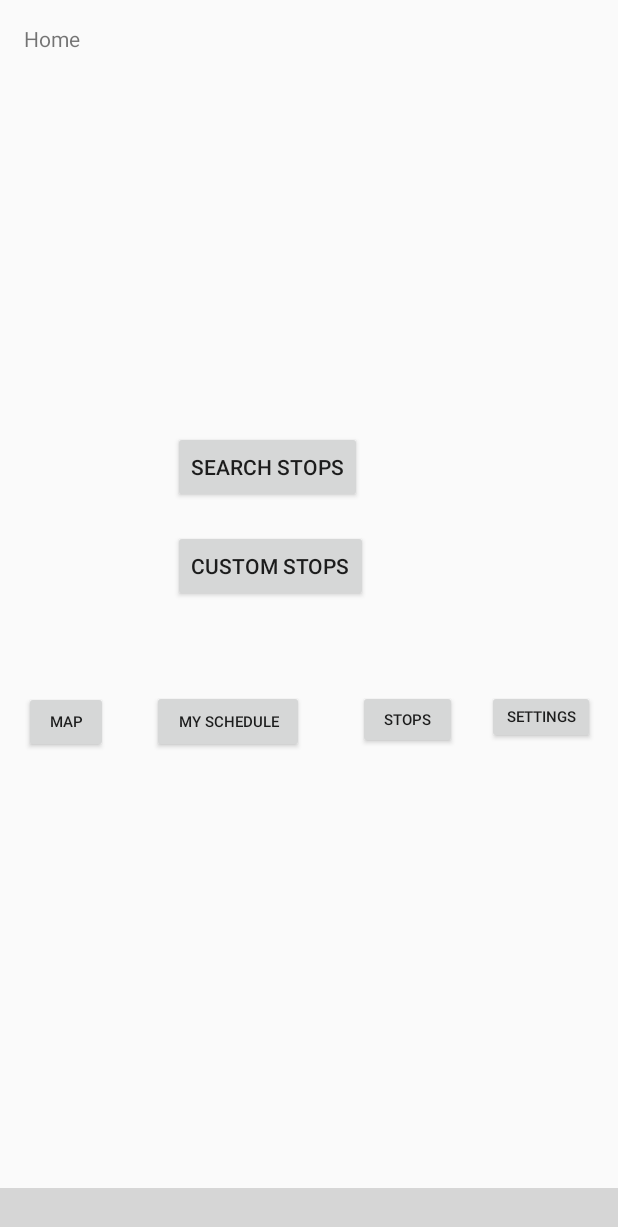
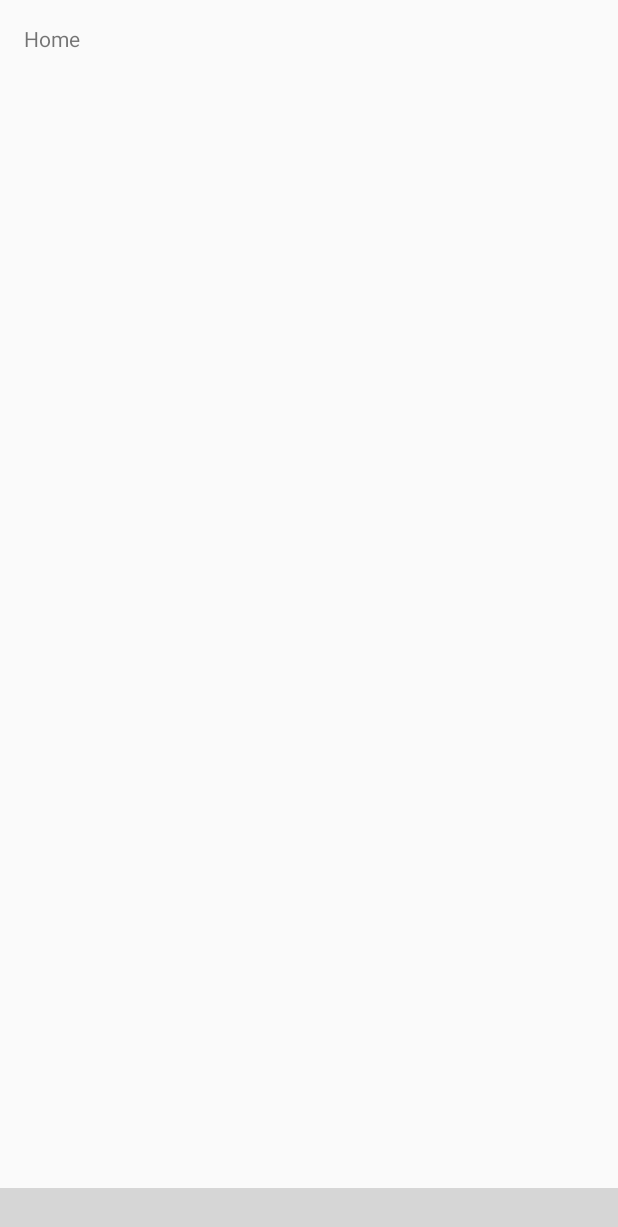
Before and after one commit to Vancu/MACProject-FMT, an Android app: the layout activity_logged_in_main_menu.xml on its own in the app's theme, with its tools: preview values and no code run, on a phone screen of 412 x 824 dp. Shown: the top 1227 px of the screen. Run offline under Robolectric (Android 15) with nearby library versions, the phone set to English and light mode, and no system bars; plain views replace BottomNavigationViewEx; grey boxes are pictures that could not be loaded.

Commit message:
Added BottomNav to main screens

```diff
--- a/app/src/main/java/com/vancu/findmytrackalpha1/LoggedInMainMenuActivity.java
+++ b/app/src/main/java/com/vancu/findmytrackalpha1/LoggedInMainMenuActivity.java
@@ -19,7 +19,6 @@ public class LoggedInMainMenuActivity extends AppCompatActivity {
     private TextView mTextMessage;
     private static final int ACTIVITY_NUM = 0;
     //private Button schedule = (Button) findViewById(R.id.userSchedule);
-    //this is a test to see if changes appear on github
 
     private BottomNavigationView.OnNavigationItemSelectedListener mOnNavigationItemSelectedListener
             = new BottomNavigationView.OnNavigationItemSelectedListener() {
--- a/app/src/main/java/com/vancu/findmytrackalpha1/LoggedInSettingsActivity.java
+++ b/app/src/main/java/com/vancu/findmytrackalpha1/LoggedInSettingsActivity.java
@@ -10,11 +10,13 @@ import com.vancu.findmytrackalpha1.utils.BottomNavigationViewHelper;
 
 public class LoggedInSettingsActivity extends AppCompatActivity {
 
-    private static final int ACTIVITY_NUM = 3;
+    private static final int ACTIVITY_NUM = 4;
     @Override
     protected void onCreate(Bundle savedInstanceState) {
         super.onCreate(savedInstanceState);
         setContentView(R.layout.activity_logged_in_settings);
+
+        setupBottomNavBar();
     }
 
     //sets up the bottom navigation view for current activitiy.
--- a/app/src/main/java/com/vancu/findmytrackalpha1/SearchStops.java
+++ b/app/src/main/java/com/vancu/findmytrackalpha1/SearchStops.java
@@ -17,7 +17,7 @@ import com.vancu.findmytrackalpha1.utils.BottomNavigationViewHelper;
 public class SearchStops extends AppCompatActivity
 {
 
-    private static final int ACTIVITY_NUM = 2;
+    private static final int ACTIVITY_NUM = 3;
     Spinner BusCompany, BusID, Ranges;
 
     ArrayAdapter<CharSequence> adapter;
@@ -27,6 +27,8 @@ public class SearchStops extends AppCompatActivity
     {
         super.onCreate(savedInstanceState);
         setContentView(R.layout.activity_search_stops);
+
+        setupBottomNavBar();
 
         BusCompany = (Spinner) findViewById(R.id.busCompanyspinner);
         adapter = ArrayAdapter.createFromResource(this,R.array.buseCompanyarray,android.R.layout.simple_spinner_item);
--- a/app/src/main/res/layout/activity_logged_in_main_menu.xml
+++ b/app/src/main/res/layout/activity_logged_in_main_menu.xml
@@ -30,85 +30,4 @@
         app:layout_constraintRight_toRightOf="parent"
         app:menu="@menu/navigation" />
 
-    <Button
-        android:id="@+id/userSchedule"
-        android:layout_width="101dp"
-        android:layout_height="42dp"
-        android:layout_marginEnd="18dp"
-        android:layout_marginStart="29dp"
-        android:layout_marginTop="460dp"
-        android:onClick="bLoggedInViewSchedule"
-        android:text="@string/my_schedule"
-        android:textSize="10sp"
-        android:visibility="visible"
-        app:layout_constraintEnd_toStartOf="@+id/button6"
-        app:layout_constraintStart_toEndOf="@+id/button5"
-        app:layout_constraintTop_toTopOf="parent" />
-
-    <Button
-        android:id="@+id/button5"
-        android:layout_width="56dp"
-        android:layout_height="41dp"
-        android:layout_marginStart="16dp"
-        android:layout_marginTop="425dp"
-        android:onClick="bLoggedInViewMaps"
-        android:text="@string/map"
-        android:textSize="10sp"
-        app:layout_constraintStart_toStartOf="parent"
-        app:layout_constraintTop_toBottomOf="@+id/message" />
-
-    <Button
-        android:id="@+id/button6"
-        android:layout_width="66dp"
-        android:layout_height="39dp"
-        android:layout_marginEnd="10dp"
-        android:layout_marginStart="18dp"
-        android:layout_marginTop="460dp"
-        android:onClick="bLoggedInViewStops"
-        android:text="@string/stops"
-        android:textSize="10sp"
-        app:layout_constraintEnd_toStartOf="@+id/button7"
-        app:layout_constraintStart_toEndOf="@+id/userSchedule"
-        app:layout_constraintTop_toTopOf="parent" />
-
-    <Button
-        android:id="@+id/button7"
-        android:layout_width="72dp"
-        android:layout_height="36dp"
-        android:layout_marginEnd="16dp"
-        android:layout_marginStart="10dp"
-        android:layout_marginTop="460dp"
-        android:onClick="bLoggedInViewSettings"
-        android:text="Settings"
-        android:textSize="10sp"
-        app:layout_constraintEnd_toEndOf="parent"
-        app:layout_constraintStart_toEndOf="@+id/button6"
-        app:layout_constraintTop_toTopOf="parent" />
-
-    <Button
-        android:id="@+id/button8"
-        android:layout_width="wrap_content"
-        android:layout_height="wrap_content"
-        android:layout_marginEnd="157dp"
-        android:layout_marginStart="101dp"
-        android:layout_marginTop="287dp"
-        android:onClick="bLoggedInSearchStops"
-        android:text="Search Stops"
-        app:layout_constraintEnd_toEndOf="parent"
-        app:layout_constraintStart_toStartOf="parent"
-        app:layout_constraintTop_toTopOf="parent" />
-
-    <Button
-        android:id="@+id/button9"
-        android:layout_width="wrap_content"
-        android:layout_height="wrap_content"
-        android:layout_marginEnd="153dp"
-        android:layout_marginStart="101dp"
-        android:layout_marginTop="18dp"
-        android:onClick="bLoggedInCustomStops"
-        android:text="Custom Stops"
-        app:layout_constraintEnd_toEndOf="parent"
-        app:layout_constraintStart_toStartOf="parent"
-        app:layout_constraintTop_toBottomOf="@+id/button8" />
-
 </android.support.constraint.ConstraintLayout>
--- a/app/src/main/res/menu/navigation.xml
+++ b/app/src/main/res/menu/navigation.xml
@@ -1,5 +1,10 @@
 <?xml version="1.0" encoding="utf-8"?>
 <menu xmlns:android="http://schemas.android.com/apk/res/android">
+
+    <item
+        android:id="@+id/navigation_home"
+        android:icon="@drawable/ic_home_black_24dp"
+        android:title="@string/home" />
 
     <item
         android:id="@+id/navigation_map"
--- a/app/src/main/res/values/strings.xml
+++ b/app/src/main/res/values/strings.xml
@@ -127,4 +127,5 @@
     <string name="my_schedule">My Schedule</string>
     <string name="map">Map</string>
     <string name="stops">Stops</string>
+    <string name="home">Home</string>
 </resources>
```
Also changed, not shown: app/src/main/java/com/vancu/findmytrackalpha1/LoggedInScheduleActivity.java (+2 -6 lines), app/src/main/java/com/vancu/findmytrackalpha1/LoggedInViewMapActivity.java (+4 -4 lines), app/src/main/java/com/vancu/findmytrackalpha1/utils/BottomNavigationViewHelper.java (+10 -4 lines), app/src/main/res/layout/activity_logged_in_schedule.xml (+12 -16 lines), app/src/main/res/layout/activity_logged_in_settings.xml (+12 -0 lines), app/src/main/res/layout/activity_logged_in_view_map.xml (+12 -0 lines), app/src/main/res/layout/activity_search_stops.xml (+12 -0 lines), app/src/main/res/layout/content_logged_in_schedule.xml (+12 -0 lines), 1 other file.
